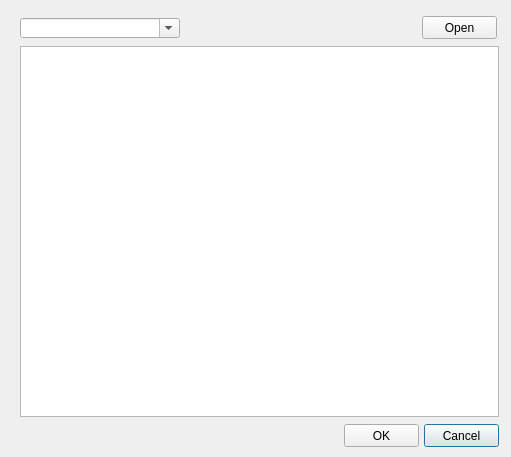
Old version of the form ui/epa_result_manager.ui in the repository Giswater/giswater_qgis_plugin.
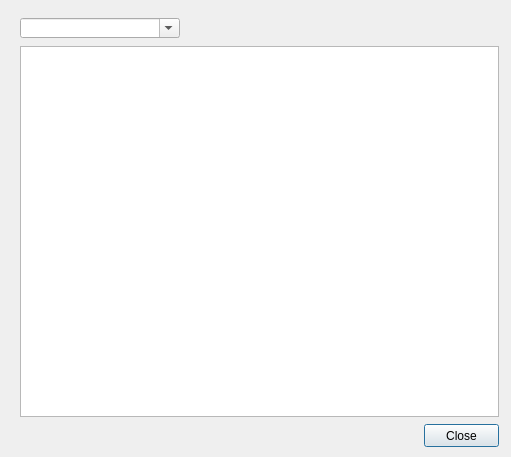
New version of the form.

Diff of the .ui file:
```diff
--- a/ui/epa_result_manager.ui
+++ b/ui/epa_result_manager.ui
@@ -23,33 +23,7 @@
     </rect>
    </property>
    <property name="text">
-    <string>Cancel</string>
-   </property>
-  </widget>
-  <widget class="QPushButton" name="btn_accept">
-   <property name="geometry">
-    <rect>
-     <x>344</x>
-     <y>424</y>
-     <width>75</width>
-     <height>23</height>
-    </rect>
-   </property>
-   <property name="text">
-    <string>OK</string>
-   </property>
-  </widget>
-  <widget class="QPushButton" name="btn_open">
-   <property name="geometry">
-    <rect>
-     <x>422</x>
-     <y>16</y>
-     <width>75</width>
-     <height>23</height>
-    </rect>
-   </property>
-   <property name="text">
-    <string>Open</string>
+    <string>Close</string>
    </property>
   </widget>
   <widget class="QTableView" name="tbl_rpt_cat_result">
```
Left out of the diff: 4 changed lines with no effect on the pictures.
